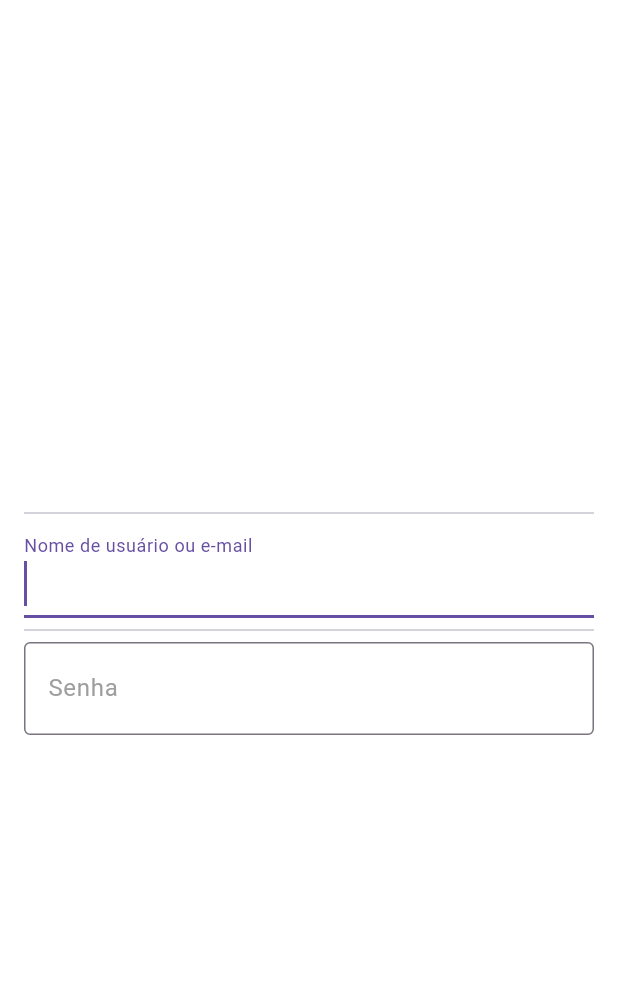
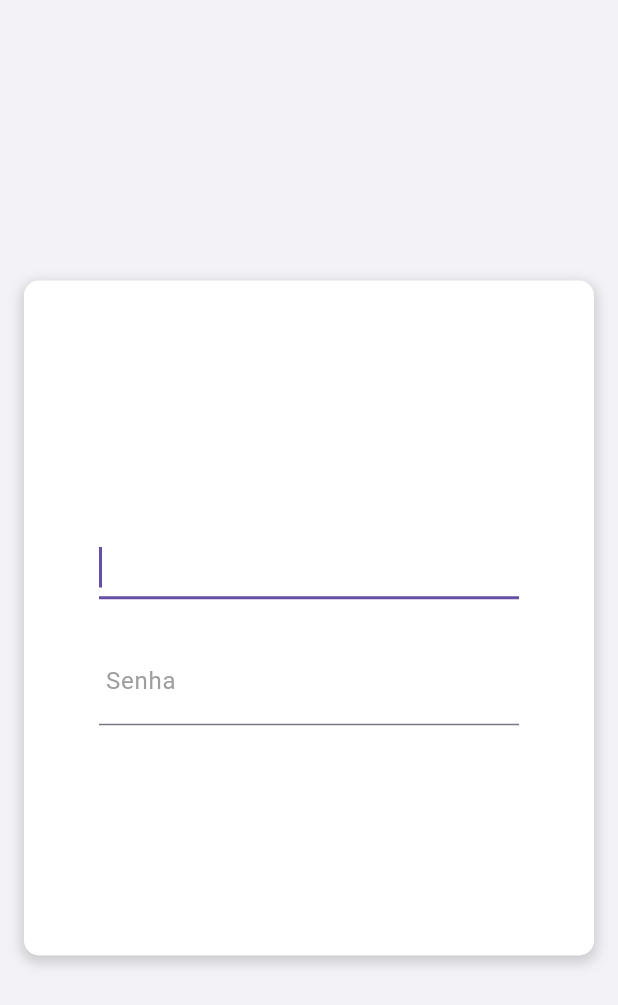
Before and after one commit to lucassoneca/telaestagio, a Flutter app: the screen it shows after launch, on a phone screen of 412 x 824 dp. Shown: the top 1005 px of the screen. Run offline on Flutter 3.47's test engine with Material 3 defaults, Android fonts, the phone set to English and light mode, and no system bars.

Commit message:
Second Commit

```diff
--- a/lib/login/tela1.dart
+++ b/lib/login/tela1.dart
@@ -11,42 +11,64 @@ class Login extends StatefulWidget {
 class _LoginState extends State<Login> {
   @override
   Widget build(BuildContext context) {
-    BoxDecoration(
-      border: Border.all(
-        color: Colors.black,
-        width: 2.0,
-      )
-    );
     return Scaffold(
-      backgroundColor: CupertinoColors.white,
+      backgroundColor: CupertinoColors.tertiarySystemGroupedBackground,
       body: Padding(padding: EdgeInsets.all(16.0),
         child: Center(
           child: Column(
               mainAxisAlignment: MainAxisAlignment.center,
               children: [
-                Divider(),
+                SizedBox(
+                  width: 400,
+                  height: 450,
+                  child: Container(
+                    decoration: BoxDecoration(
+                      color: Colors.white, // cor da box
+                      borderRadius: BorderRadius.circular(10), //borda arredondada
+                      boxShadow: [
+                        BoxShadow(
+                          color: Colors.grey.withOpacity(0.5),
+                          spreadRadius: 1, // Espalhamento da sombra
+                          blurRadius: 7, // Desfoque da sombra
+                          offset: Offset(0, 3), // Deslocamento horizontal e vertical da sombra
+                        )
+                      ]
+                    ),
+                    child: Padding(
+                      padding: const EdgeInsets.all(50),
+                      child: Column(
+                        mainAxisAlignment: MainAxisAlignment.center,
+                        children: [
                     TextFormField(
                       autofocus: true,
                       keyboardType: TextInputType.text,
-                    style: new TextStyle(fontSize: 20),
+                      style: new TextStyle(fontSize: 18),
                       decoration: InputDecoration(
-                      labelText: "Nome de usuário ou e-mail",
-                    )
+                        labelText: ' Nome de usuário ou e-mail',
+                        labelStyle: TextStyle(color: Colors.grey),
+                        floatingLabelBehavior: FloatingLabelBehavior.never, // O nome fica fixo
                       ),
-                Divider(),
+                    ),
+
+                          SizedBox(height: 25),
+
                     TextFormField(
                       autofocus: true,
                       keyboardType: TextInputType.text,
-                  style: new TextStyle(fontSize: 20),
+                      style: new TextStyle(fontSize: 18),
                       decoration: InputDecoration(
-                    labelText: 'Senha',
+                        labelText: ' Senha',
                         labelStyle: TextStyle(color: Colors.grey),
-                    border: OutlineInputBorder(),
                         floatingLabelBehavior: FloatingLabelBehavior.never, // O rótulo não se move
                       ),
                     ),
-              ]
-            )
+                        ],
+                      ),
+                    ),
+                  ),
+                ),
+              ],
+          ),
         ),
       ),
     );
--- a/lib/main.dart
+++ b/lib/main.dart
@@ -12,7 +12,7 @@ class MyApp extends StatelessWidget {
   @override
   Widget build(BuildContext context) {
     return MaterialApp(
-      title: 'Projeto',
+      title: 'Projeto Estagio',
       theme: ThemeData(
         useMaterial3: true,
       ),
```
Lines whose indentation alone changed are shown as unchanged.
